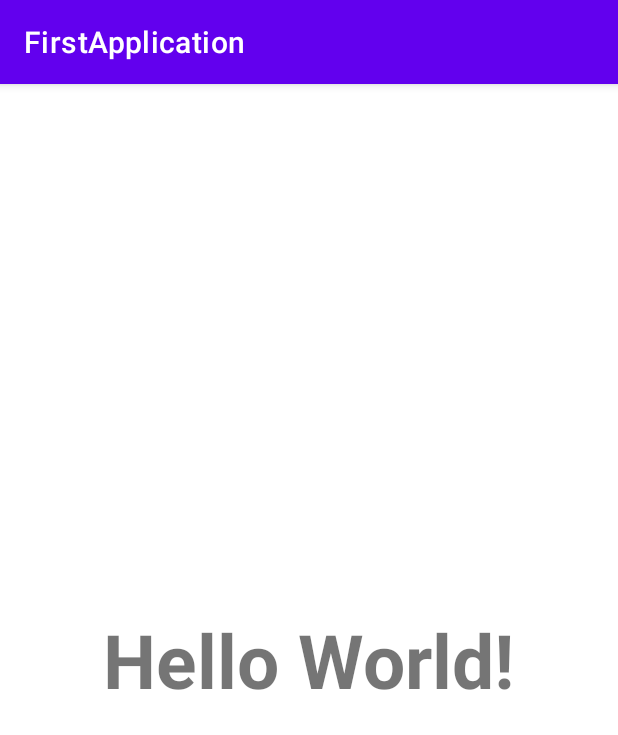
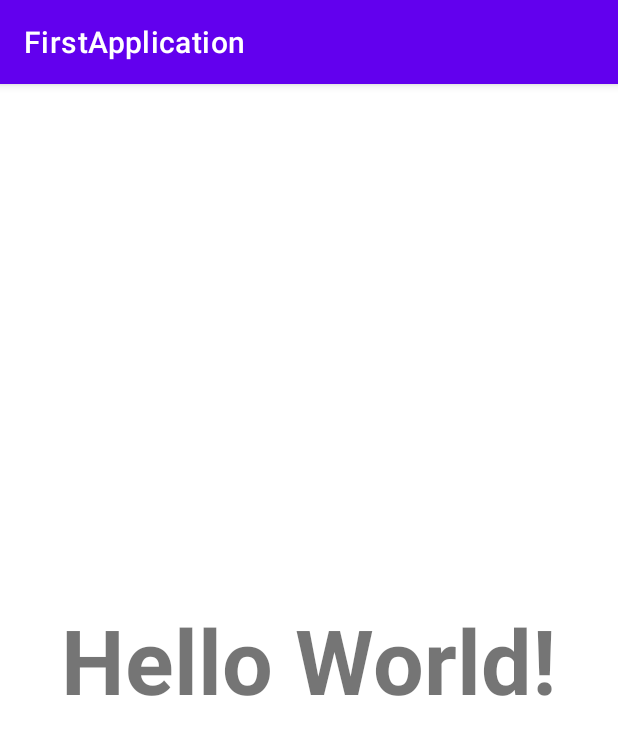
Before and after one commit to imSamiul/CSE335-Pervasive-Computing-and-Mobile-App-Development-Lab, an Android app: the screen it shows after launch (MainActivity), on a phone screen of 412 x 824 dp. Shown: the top 735 px of the screen. Run offline under Robolectric (Android 15) with nearby library versions, the phone set to English and light mode, and no system bars.

Commit message:
Edited Text Size

```diff
--- a/app/src/main/res/layout/activity_main.xml
+++ b/app/src/main/res/layout/activity_main.xml
@@ -11,7 +11,7 @@
         android:layout_width="wrap_content"
         android:layout_height="wrap_content"
         android:text="Hello World!"
-        android:textSize = "50dp"
+        android:textSize = "60dp"
         android:textStyle="bold"
        />
 
```
